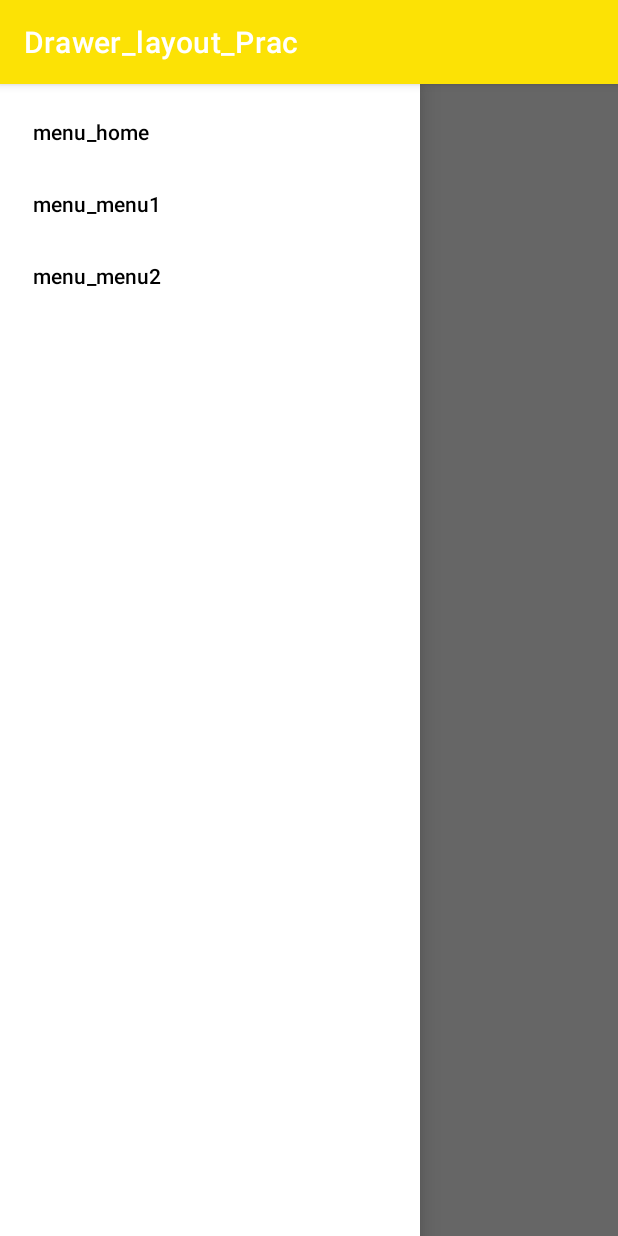
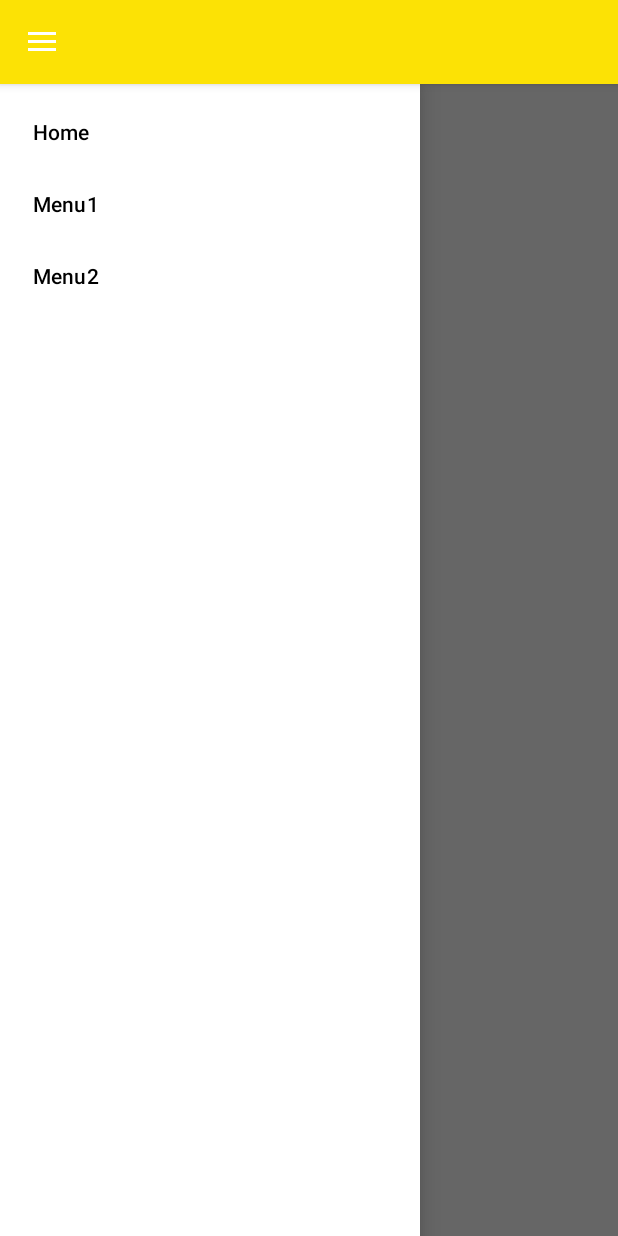
Before and after one commit to AHNJISUN/Android-Project, an Android app: the screen it shows after launch (Drawer_Ex01), with the side drawer open, on a phone screen of 412 x 824 dp. Run offline under Robolectric (Android 15) with nearby library versions, the phone set to English and light mode, and no system bars.

Commit message:
modify: modify navigation drawer

```diff
--- a/drawer_layout_prac/src/main/java/com/example/drawer_layout_prac/Drawer_Ex01.java
+++ b/drawer_layout_prac/src/main/java/com/example/drawer_layout_prac/Drawer_Ex01.java
@@ -1,16 +1,54 @@
 package com.example.drawer_layout_prac;
 
+import androidx.annotation.NonNull;
+import androidx.appcompat.app.ActionBarDrawerToggle;
 import androidx.appcompat.app.AppCompatActivity;
+import androidx.drawerlayout.widget.DrawerLayout;
 
 import android.os.Bundle;
+import android.view.MenuItem;
+import android.widget.Toast;
+
+import com.google.android.material.navigation.NavigationView;
 
 public class Drawer_Ex01 extends AppCompatActivity {
 
+    DrawerLayout drawer;
+    ActionBarDrawerToggle toggle;
 
     @Override
     protected void onCreate(Bundle savedInstanceState) {
         super.onCreate(savedInstanceState);
-        System.out.println("hello");
         setContentView(R.layout.activity_drawer_ex01);
+
+        drawer=(DrawerLayout) findViewById(R.id.main_drawer);
+        getSupportActionBar().setDisplayShowTitleEnabled(false);
+        getSupportActionBar().setDisplayHomeAsUpEnabled(true);
+
+        toggle=new ActionBarDrawerToggle(this, drawer, R.string.d_open,R.string.d_close);
+        toggle.syncState();
+
+        NavigationView navigationView = (NavigationView) findViewById(R.id.nav_view);
+        navigationView.setNavigationItemSelectedListener(new NavigationView.OnNavigationItemSelectedListener() {
+            @Override
+            public boolean onNavigationItemSelected(@NonNull MenuItem item) {
+                int id=item.getItemId();
+                if(id==R.id.menu_home){
+                    Toast.makeText(getApplicationContext(), "NavigationDrawer home", Toast.LENGTH_SHORT).show();
+                }else if(id==R.id.menu_menu1){
+                    Toast.makeText(getApplicationContext(),"NavigationDrawer menu1", Toast.LENGTH_SHORT).show();
+                }else if(id==R.id.menu_menu2){
+                    Toast.makeText(getApplicationContext(), "NavigationDrawer menu2", Toast.LENGTH_SHORT).show();
+                }
+                return false;
+            }
+        });
+    }
+    @Override
+    public boolean onOptionsItemSelected(@NonNull MenuItem item) {
+        if(toggle.onOptionsItemSelected(item)){
+            return false;
+        }
+        return super.onOptionsItemSelected(item);
     }
 }
--- a/drawer_layout_prac/src/main/res/menu/menu.xml
+++ b/drawer_layout_prac/src/main/res/menu/menu.xml
@@ -1,7 +1,13 @@
 <?xml version="1.0" encoding="utf-8"?>
 <menu xmlns:android="http://schemas.android.com/apk/res/android">
 
-    <item android:title="menu_home" />
-    <item android:title="menu_menu1" />
-    <item android:title="menu_menu2" />
+    <item
+        android:id="@+id/menu_home"
+        android:title="Home" />
+    <item
+        android:id="@+id/menu_menu1"
+        android:title="Menu1" />
+    <item
+        android:id="@+id/menu_menu2"
+        android:title="Menu2" />
 </menu>
```
